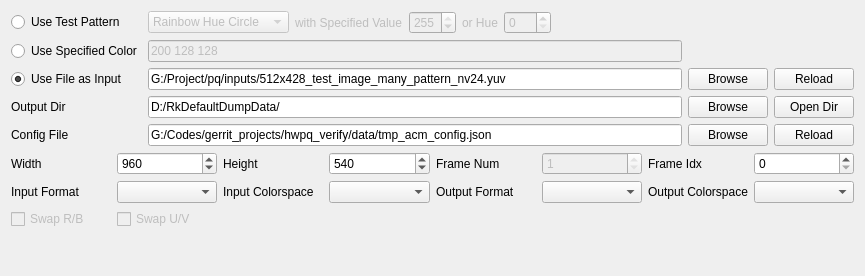
Before: the Qt Designer form script/verify_tool_app/ui/io_ui.ui in FaiScofield/hwpq_verify, drawn with Qt 5.
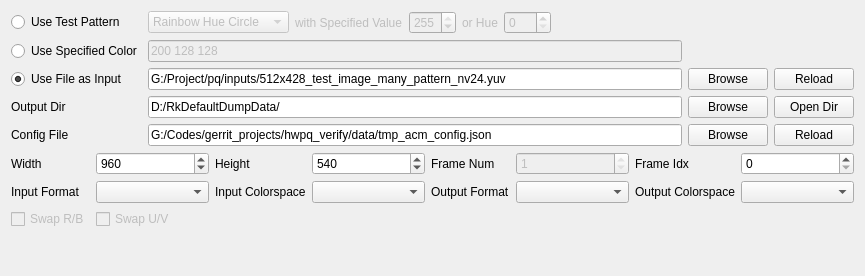
After: the same form once the commit is applied.

```diff
--- a/script/verify_tool_app/ui/io_ui.ui
+++ b/script/verify_tool_app/ui/io_ui.ui
@@ -338,6 +338,12 @@
      </item>
      <item row="1" column="1">
       <widget class="QComboBox" name="comboBox_input_format">
+       <property name="sizePolicy">
+        <sizepolicy hsizetype="MinimumExpanding" vsizetype="Fixed">
+         <horstretch>0</horstretch>
+         <verstretch>0</verstretch>
+        </sizepolicy>
+       </property>
        <property name="toolTip">
         <string>输入图像格式</string>
        </property>
@@ -345,6 +351,12 @@
      </item>
      <item row="1" column="5">
       <widget class="QComboBox" name="comboBox_output_format">
+       <property name="sizePolicy">
+        <sizepolicy hsizetype="MinimumExpanding" vsizetype="Fixed">
+         <horstretch>0</horstretch>
+         <verstretch>0</verstretch>
+        </sizepolicy>
+       </property>
        <property name="toolTip">
         <string>输出帧格式</string>
        </property>
@@ -433,6 +445,12 @@
      </item>
      <item row="1" column="3">
       <widget class="QComboBox" name="comboBox_input_colorspace">
+       <property name="sizePolicy">
+        <sizepolicy hsizetype="MinimumExpanding" vsizetype="Fixed">
+         <horstretch>0</horstretch>
+         <verstretch>0</verstretch>
+        </sizepolicy>
+       </property>
        <property name="toolTip">
         <string>输入色彩空间</string>
        </property>
@@ -441,7 +459,7 @@
      <item row="1" column="7">
       <widget class="QComboBox" name="comboBox_output_colorspace">
        <property name="sizePolicy">
-        <sizepolicy hsizetype="Preferred" vsizetype="Fixed">
+        <sizepolicy hsizetype="MinimumExpanding" vsizetype="Fixed">
          <horstretch>0</horstretch>
          <verstretch>0</verstretch>
         </sizepolicy>
```
Left out of the diff: 8 changed lines with no effect on the pictures.
